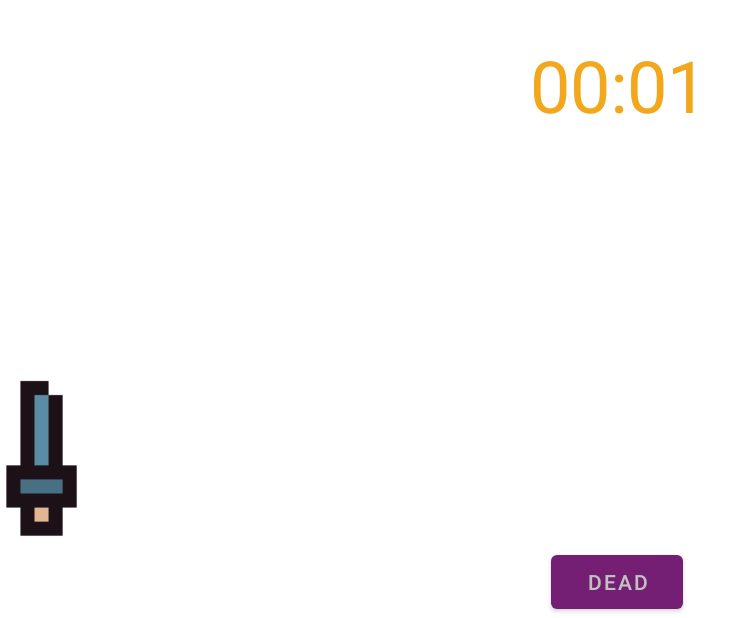
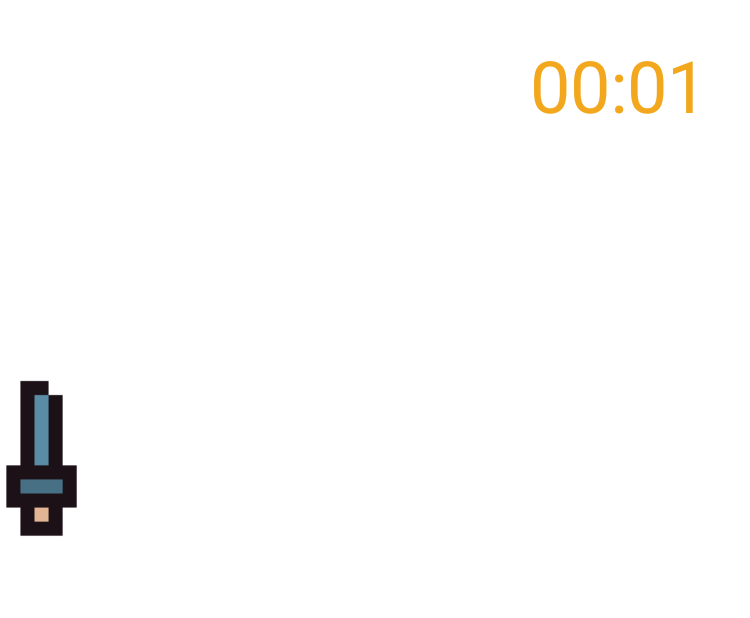
Before and after one commit to MolerEmeric/VengaRun, an Android app: the GameActivity screen opened directly, with no data from a screen before it, on a phone screen of 824 x 412 dp (held sideways). Shown: the whole screen, without its empty margins (0-750 px from the left). Run offline under Robolectric (Android 15) with nearby library versions, the phone set to English and light mode, and no system bars; 3 statements that could not run were skipped.

Commit message:
done breakable

```diff
--- a/app/src/main/java/com/venga/vengarubik/activities/GameActivity.kt
+++ b/app/src/main/java/com/venga/vengarubik/activities/GameActivity.kt
@@ -79,10 +79,6 @@ class GameActivity : AppCompatActivity(), SensorEventListener {
 
         mChronometer = findViewById<Chronometer>(R.id.chronometer)
 
-        findViewById<Button>(R.id.score).setOnClickListener{
-            win()
-        }
-
         sensorManager = getSystemService(Context.SENSOR_SERVICE) as SensorManager
         lightSensor = sensorManager.getDefaultSensor(Sensor.TYPE_LIGHT)
         acceleroMeter = sensorManager.getDefaultSensor(Sensor.TYPE_ACCELEROMETER)
@@ -100,10 +96,21 @@ class GameActivity : AppCompatActivity(), SensorEventListener {
         obstacles.add(FloorSpike(R.id.floorSpike1, 1f))
         obstacles.add(FloorSpike(R.id.floorSpike2, 1.2f))
         obstacles.add(RoofSpike(R.id.roofSpike1, 1.4f))
-        obstacles.add(Fairy(R.id.fairy1, 1.6f))
+        obstacles.add(Fairy(R.id.fairy1, 0.5f))
         obstacles.add(FloorSpike(R.id.floorSpike3, 1.8f))
-        obstacles.add(Breakable(R.id.breakable1, 1.9f))
-        obstacles.add(Breakable(R.id.breakable2, 2f))
+
+        val b1 = Breakable(R.id.breakable1, 1.9f)
+        obstacles.add(b1)
+        findViewById<ImageView>(R.id.breakable1).setOnClickListener{
+            b1.nbClick += 1
+        }
+
+        val b2 = Breakable(R.id.breakable2, 2f)
+        obstacles.add(b2)
+        findViewById<ImageView>(R.id.breakable2).setOnClickListener{
+            b2.nbClick += 1
+        }
+
         obstacles.add(Fairy(R.id.fairy2, 2.3f))
         obstacles.add(Fairy(R.id.fairy3, 2.4f))
         obstacles.add(RoofSpike(R.id.roofSpike2, 2.6f))
@@ -111,8 +118,19 @@ class GameActivity : AppCompatActivity(), SensorEventListener {
         obstacles.add(RoofSpike(R.id.roofSpike3, 3f))
         obstacles.add(FloorSpike(R.id.floorSpike5, 3.2f))
         obstacles.add(FloorSpike(R.id.floorSpike6, 3.4f))
-        obstacles.add(Breakable(R.id.breakable3, 3.5f))
-        obstacles.add(Breakable(R.id.breakable4, 3.6f))
+
+
+        val b3 = Breakable(R.id.breakable3, 3.5f)
+        obstacles.add(b3)
+        findViewById<ImageView>(R.id.breakable3).setOnClickListener{
+            b3.nbClick += 1
+        }
+
+        val b4 = Breakable(R.id.breakable4, 3.6f)
+        obstacles.add(b4)
+        findViewById<ImageView>(R.id.breakable4).setOnClickListener{
+            b4.nbClick += 1
+        }
 
         mChronometer.start()
     }
@@ -128,7 +146,6 @@ class GameActivity : AppCompatActivity(), SensorEventListener {
     private fun loop() {
         if (isDead) return
         updateJumpBools()
-
 
         //Boucle de jeu
         updateObstacle()
@@ -164,7 +181,11 @@ class GameActivity : AppCompatActivity(), SensorEventListener {
             obs.pos -= 0.01f
 
             if(obs is Breakable){
-                if (obs.pos < 0.25f) win()
+                if((obs as Breakable).nbClick > 5){
+                    findViewById<ImageView>(obs.imgId).visibility = View.GONE
+                }
+
+                if (obs.pos < 0.25f && (obs as Breakable).nbClick <= 5) win()
             }
 
             val cl = findViewById<View>(R.id.runner) as ConstraintLayout
--- a/app/src/main/java/com/venga/vengarubik/models/Breakable.kt
+++ b/app/src/main/java/com/venga/vengarubik/models/Breakable.kt
@@ -1,4 +1,4 @@
 package com.venga.vengarubik.models
 
-data class Breakable(override var imgId: Int, override var pos: Float): Obstacle() {
+data class Breakable(override var imgId: Int, override var pos: Float, var nbClick: Int = 0) : Obstacle() {
 }
--- a/app/src/main/res/layout/activity_game.xml
+++ b/app/src/main/res/layout/activity_game.xml
@@ -47,7 +47,7 @@
             android:layout_width="300dp"
             android:layout_height="300dp"
             android:rotationY="180"
-            android:visibility="gone"
+            android:visibility="visible"
             app:layout_constraintBottom_toBottomOf="parent"
             app:layout_constraintEnd_toEndOf="parent"
             app:layout_constraintStart_toStartOf="parent"
@@ -60,7 +60,7 @@
             android:layout_width="300dp"
             android:layout_height="300dp"
             android:rotationY="180"
-            android:visibility="gone"
+            android:visibility="visible"
             app:layout_constraintBottom_toBottomOf="parent"
             app:layout_constraintEnd_toEndOf="parent"
             app:layout_constraintStart_toStartOf="parent"
@@ -73,7 +73,7 @@
             android:layout_width="300dp"
             android:layout_height="300dp"
             android:rotationY="180"
-            android:visibility="gone"
+            android:visibility="visible"
             app:layout_constraintBottom_toBottomOf="parent"
             app:layout_constraintEnd_toEndOf="parent"
             app:layout_constraintStart_toStartOf="parent"
@@ -254,15 +254,4 @@
             app:srcCompat="@drawable/large_mushroom3" />
     </androidx.constraintlayout.widget.ConstraintLayout>
 
-    <Button
-        android:id="@+id/score"
-        android:layout_width="wrap_content"
-        android:layout_height="wrap_content"
-        android:layout_marginStart="158dp"
-        android:layout_marginEnd="159dp"
-        android:text="dead"
-        app:layout_constraintBottom_toBottomOf="parent"
-        app:layout_constraintEnd_toEndOf="parent"
-        app:layout_constraintStart_toStartOf="parent" />
-
 </androidx.constraintlayout.widget.ConstraintLayout>
```
